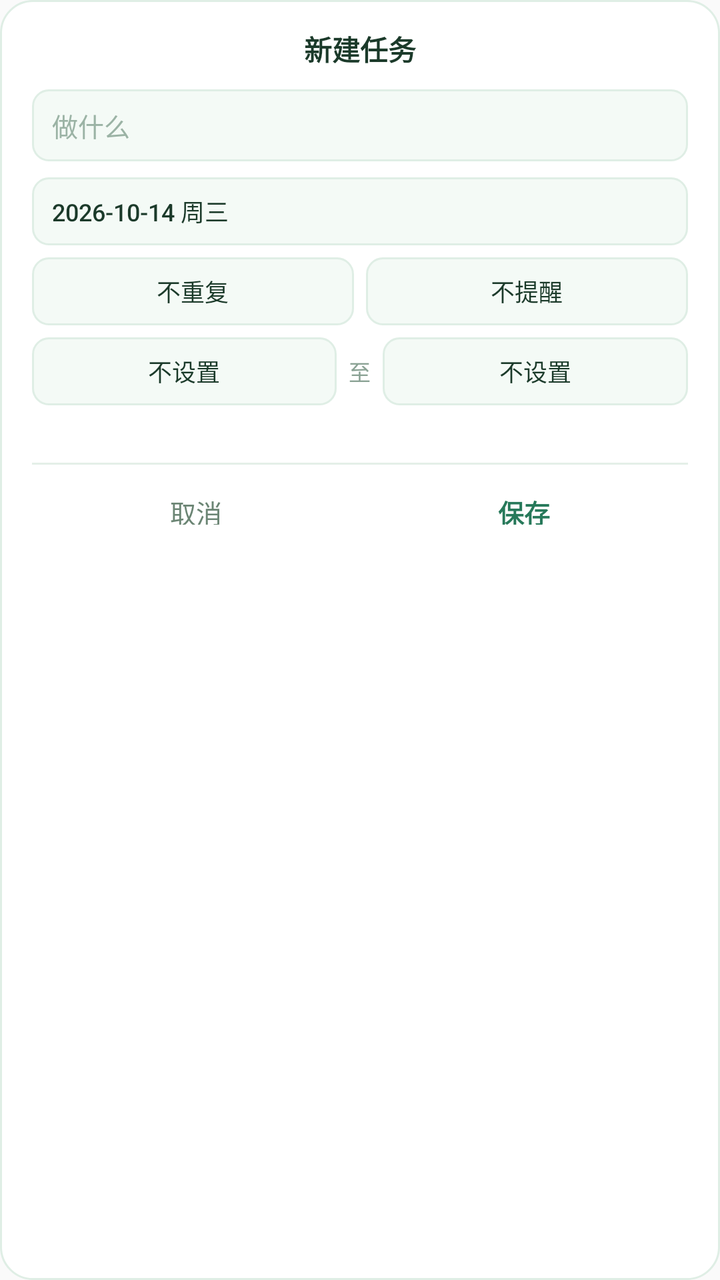
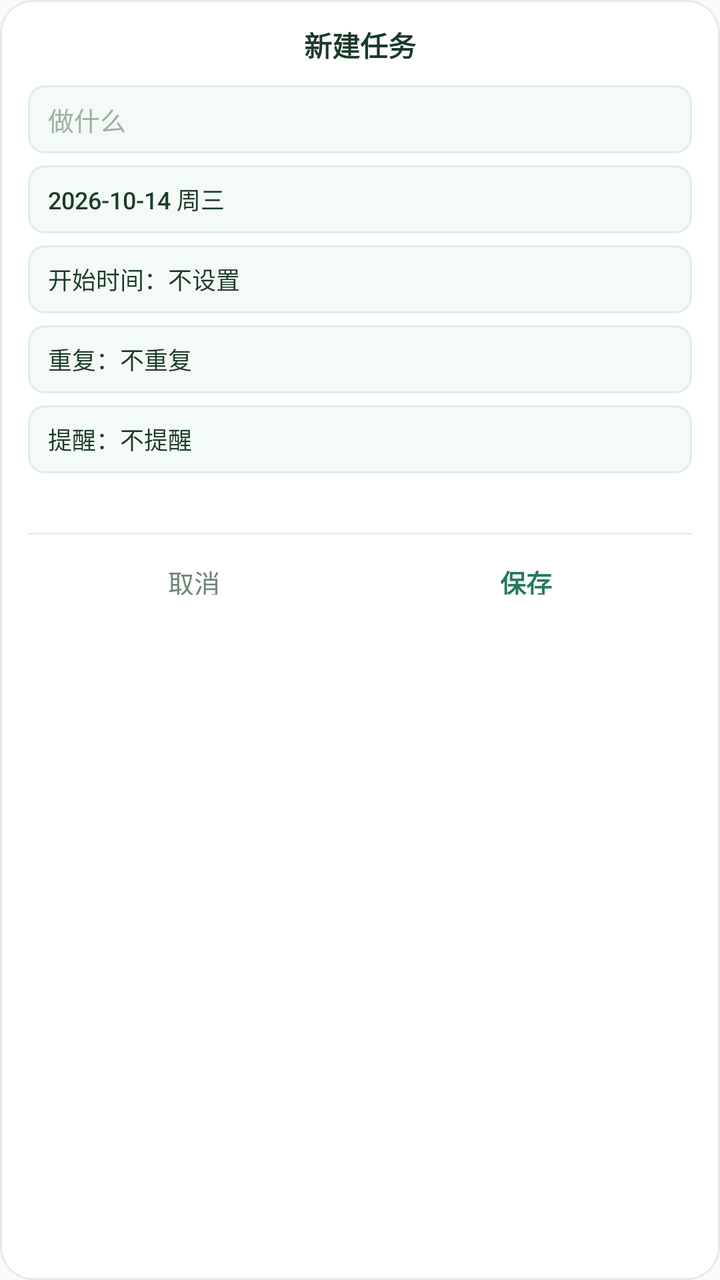

The first picture is an Android layout as it rendered before a commit; the second is the same layout after the commit. The layout source and the unified diff follow.
<!-- AndroidManifest.xml: application theme AppTheme -->
<!-- res/layout/dialog_create.xml -->
<?xml version="1.0" encoding="utf-8"?>
<LinearLayout xmlns:android="http://schemas.android.com/apk/res/android"
    android:layout_width="272dp"
    android:layout_height="wrap_content"
    android:background="@drawable/dialog_bg"
    android:orientation="vertical"
    android:paddingLeft="16dp"
    android:paddingTop="14dp"
    android:paddingRight="16dp"
    android:paddingBottom="14dp">

    <TextView
        android:layout_width="match_parent"
        android:layout_height="wrap_content"
        android:gravity="center"
        android:text="新建任务"
        android:textColor="#1B3A2A"
        android:textSize="14sp"
        android:textStyle="bold" />

    <EditText
        android:id="@+id/c_title"
        android:layout_width="match_parent"
        android:layout_height="36dp"
        android:layout_marginTop="10dp"
        android:background="@drawable/dialog_field"
        android:gravity="center_vertical"
        android:hint="做什么"
        android:inputType="text"
        android:paddingLeft="10dp"
        android:paddingRight="10dp"
        android:textColor="#1B3A2A"
        android:textColorHint="#9BB3A5"
        android:textSize="13sp" />

    
    <Button
        android:id="@+id/c_date"
        style="?android:attr/borderlessButtonStyle"
        android:layout_width="match_parent"
        android:layout_height="34dp"
        android:layout_marginTop="8dp"
        android:background="@drawable/dialog_field"
        android:gravity="center_vertical"
        android:minHeight="0dp"
        android:minWidth="0dp"
        android:paddingLeft="10dp"
        android:paddingRight="10dp"
        android:text="2026-10-14 周三"
        android:textColor="#1B3A2A"
        android:textSize="12sp" />

    
    <LinearLayout
        android:layout_width="match_parent"
        android:layout_height="34dp"
        android:layout_marginTop="6dp"
        android:orientation="horizontal">

        <Button
            android:id="@+id/c_repeat"
            style="?android:attr/borderlessButtonStyle"
            android:layout_width="0dp"
            android:layout_height="match_parent"
            android:layout_weight="1"
            android:background="@drawable/dialog_field"
            android:gravity="center"
            android:minHeight="0dp"
            android:minWidth="0dp"
            android:paddingLeft="6dp"
            android:paddingRight="6dp"
            android:text="不重复"
            android:textColor="#1B3A2A"
            android:textSize="12sp" />

        <Button
            android:id="@+id/c_remind"
            style="?android:attr/borderlessButtonStyle"
            android:layout_width="0dp"
            android:layout_height="match_parent"
            android:layout_weight="1"
            android:layout_marginLeft="6dp"
            android:background="@drawable/dialog_field"
            android:gravity="center"
            android:minHeight="0dp"
            android:minWidth="0dp"
            android:paddingLeft="6dp"
            android:paddingRight="6dp"
            android:text="不提醒"
            android:textColor="#1B3A2A"
            android:textSize="12sp" />
    </LinearLayout>

    
    <LinearLayout
        android:layout_width="match_parent"
        android:layout_height="34dp"
        android:layout_marginTop="6dp"
        android:orientation="horizontal">

        <Button
            android:id="@+id/c_start"
            style="?android:attr/borderlessButtonStyle"
            android:layout_width="0dp"
            android:layout_height="match_parent"
            android:layout_weight="1"
            android:background="@drawable/dialog_field"
            android:gravity="center"
            android:minHeight="0dp"
            android:minWidth="0dp"
            android:paddingLeft="6dp"
            android:paddingRight="6dp"
            android:text="不设置"
            android:textColor="#1B3A2A"
            android:textSize="12sp" />

        <TextView
            android:layout_width="wrap_content"
            android:layout_height="match_parent"
            android:layout_marginLeft="6dp"
            android:layout_marginRight="6dp"
            android:gravity="center"
            android:text="至"
            android:textColor="#8AA294"
            android:textSize="11sp" />

        <Button
            android:id="@+id/c_end"
            style="?android:attr/borderlessButtonStyle"
            android:layout_width="0dp"
            android:layout_height="match_parent"
            android:layout_weight="1"
            android:background="@drawable/dialog_field"
            android:gravity="center"
            android:minHeight="0dp"
            android:minWidth="0dp"
            android:paddingLeft="6dp"
            android:paddingRight="6dp"
            android:text="不设置"
            android:textColor="#1B3A2A"
            android:textSize="12sp" />
    </LinearLayout>

    <TextView
        android:id="@+id/c_durhint"
        android:layout_width="match_parent"
        android:layout_height="wrap_content"
        android:layout_marginTop="5dp"
        android:textColor="#8AA294"
        android:textSize="10sp" />

    <View
        android:layout_width="match_parent"
        android:layout_height="1dp"
        android:layout_marginTop="10dp"
        android:background="#E4EFE8" />

    <LinearLayout
        android:layout_width="match_parent"
        android:layout_height="36dp"
        android:layout_marginTop="4dp"
        android:orientation="horizontal">

        <Button
            android:id="@+id/c_cancel"
            style="?android:attr/borderlessButtonStyle"
            android:layout_width="0dp"
            android:layout_height="match_parent"
            android:layout_weight="1"
            android:minHeight="0dp"
            android:minWidth="0dp"
            android:text="取消"
            android:textColor="#6B8574"
            android:textSize="13sp" />

        <Button
            android:id="@+id/c_save"
            style="?android:attr/borderlessButtonStyle"
            android:layout_width="0dp"
            android:layout_height="match_parent"
            android:layout_weight="1"
            android:minHeight="0dp"
            android:minWidth="0dp"
            android:text="保存"
            android:textColor="#27795A"
            android:textSize="13sp"
            android:textStyle="bold" />
    </LinearLayout>
</LinearLayout>
<!-- resources referenced by this layout -->
<resources>
  <!-- drawable dialog_bg (drawable) -->
  <?xml version="1.0" encoding="utf-8"?>
  <shape xmlns:android="http://schemas.android.com/apk/res/android"
      android:shape="rectangle">
      <solid android:color="#FFFFFF" />
      <corners android:radius="16dp" />
      <stroke android:width="1dp" android:color="#DFEEE5" />
  </shape>
  <!-- drawable dialog_field (drawable) -->
  <?xml version="1.0" encoding="utf-8"?>
  <shape xmlns:android="http://schemas.android.com/apk/res/android"
      android:shape="rectangle">
      <solid android:color="@color/dialogField" />
      <corners android:radius="8dp" />
      <stroke
          android:width="1dp"
          android:color="#DFEEE5" />
  </shape>
  <style name="AppTheme" parent="Theme.AppCompat.Light.DarkActionBar">
          
          <item name="colorPrimary">@color/colorPrimary</item>
          <item name="colorPrimaryDark">@color/colorPrimaryDark</item>
          <item name="colorAccent">@color/colorAccent</item>
      </style>
  <color name="dialogField">#F4FAF6</color>
</resources>

<!-- the commit's change to res/layout/dialog_create.xml (unified diff, before → after) -->
@@ -1,13 +1,13 @@
 <?xml version="1.0" encoding="utf-8"?>
 <LinearLayout xmlns:android="http://schemas.android.com/apk/res/android"
-    android:layout_width="272dp"
+    android:layout_width="252dp"
     android:layout_height="wrap_content"
     android:background="@drawable/dialog_bg"
     android:orientation="vertical"
-    android:paddingLeft="16dp"
-    android:paddingTop="14dp"
-    android:paddingRight="16dp"
-    android:paddingBottom="14dp">
+    android:paddingLeft="14dp"
+    android:paddingTop="12dp"
+    android:paddingRight="14dp"
+    android:paddingBottom="12dp">
 
     <TextView
         android:layout_width="match_parent"
@@ -18,10 +18,11 @@
         android:textSize="14sp"
         android:textStyle="bold" />
 
+    
     <EditText
         android:id="@+id/c_title"
         android:layout_width="match_parent"
-        android:layout_height="36dp"
+        android:layout_height="34dp"
         android:layout_marginTop="10dp"
         android:background="@drawable/dialog_field"
         android:gravity="center_vertical"
@@ -39,7 +40,7 @@
         style="?android:attr/borderlessButtonStyle"
         android:layout_width="match_parent"
         android:layout_height="34dp"
-        android:layout_marginTop="8dp"
+        android:layout_marginTop="6dp"
         android:background="@drawable/dialog_field"
         android:gravity="center_vertical"
         android:minHeight="0dp"
@@ -51,101 +52,62 @@
         android:textSize="12sp" />
 
     
-    <LinearLayout
+    <Button
+        android:id="@+id/c_start"
+        style="?android:attr/borderlessButtonStyle"
         android:layout_width="match_parent"
         android:layout_height="34dp"
         android:layout_marginTop="6dp"
-        android:orientation="horizontal">
-
-        <Button
-            android:id="@+id/c_repeat"
-            style="?android:attr/borderlessButtonStyle"
-            android:layout_width="0dp"
-            android:layout_height="match_parent"
-            android:layout_weight="1"
-            android:background="@drawable/dialog_field"
-            android:gravity="center"
-            android:minHeight="0dp"
-            android:minWidth="0dp"
-            android:paddingLeft="6dp"
-            android:paddingRight="6dp"
-            android:text="不重复"
-            android:textColor="#1B3A2A"
-            android:textSize="12sp" />
-
-        <Button
-            android:id="@+id/c_remind"
-            style="?android:attr/borderlessButtonStyle"
-            android:layout_width="0dp"
-            android:layout_height="match_parent"
-            android:layout_weight="1"
-            android:layout_marginLeft="6dp"
-            android:background="@drawable/dialog_field"
-            android:gravity="center"
-            android:minHeight="0dp"
-            android:minWidth="0dp"
-            android:paddingLeft="6dp"
-            android:paddingRight="6dp"
-            android:text="不提醒"
-            android:textColor="#1B3A2A"
-            android:textSize="12sp" />
-    </LinearLayout>
+        android:background="@drawable/dialog_field"
+        android:gravity="center_vertical"
+        android:minHeight="0dp"
+        android:minWidth="0dp"
+        android:paddingLeft="10dp"
+        android:paddingRight="10dp"
+        android:text="开始时间：不设置"
+        android:textColor="#1B3A2A"
+        android:textSize="12sp" />
 
     
-    <LinearLayout
+    <Button
+        android:id="@+id/c_repeat"
+        style="?android:attr/borderlessButtonStyle"
         android:layout_width="match_parent"
         android:layout_height="34dp"
         android:layout_marginTop="6dp"
-        android:orientation="horizontal">
+        android:background="@drawable/dialog_field"
+        android:gravity="center_vertical"
+        android:minHeight="0dp"
+        android:minWidth="0dp"
+        android:paddingLeft="10dp"
+        android:paddingRight="10dp"
+        android:text="重复：不重复"
+        android:textColor="#1B3A2A"
+        android:textSize="12sp" />
 
-        <Button
-            android:id="@+id/c_start"
-            style="?android:attr/borderlessButtonStyle"
-            android:layout_width="0dp"
-            android:layout_height="match_parent"
-            android:layout_weight="1"
-            android:background="@drawable/dialog_field"
-            android:gravity="center"
-            android:minHeight="0dp"
-            android:minWidth="0dp"
-            android:paddingLeft="6dp"
-            android:paddingRight="6dp"
-            android:text="不设置"
-            android:textColor="#1B3A2A"
-            android:textSize="12sp" />
-
-        <TextView
-            android:layout_width="wrap_content"
-            android:layout_height="match_parent"
-            android:layout_marginLeft="6dp"
-            android:layout_marginRight="6dp"
-            android:gravity="center"
-            android:text="至"
-            android:textColor="#8AA294"
-            android:textSize="11sp" />
-
-        <Button
-            android:id="@+id/c_end"
-            style="?android:attr/borderlessButtonStyle"
-            android:layout_width="0dp"
-            android:layout_height="match_parent"
-            android:layout_weight="1"
-            android:background="@drawable/dialog_field"
-            android:gravity="center"
-            android:minHeight="0dp"
-            android:minWidth="0dp"
-            android:paddingLeft="6dp"
-            android:paddingRight="6dp"
-            android:text="不设置"
-            android:textColor="#1B3A2A"
-            android:textSize="12sp" />
-    </LinearLayout>
+    
+    <Button
+        android:id="@+id/c_remind"
+        style="?android:attr/borderlessButtonStyle"
+        android:layout_width="match_parent"
+        android:layout_height="34dp"
+        android:layout_marginTop="6dp"
+        android:background="@drawable/dialog_field"
+        android:gravity="center_vertical"
+        android:minHeight="0dp"
+        android:minWidth="0dp"
+        android:paddingLeft="10dp"
+        android:paddingRight="10dp"
+        android:text="提醒：不提醒"
+        android:textColor="#1B3A2A"
+        android:textSize="12sp" />
 
     <TextView
         android:id="@+id/c_durhint"
         android:layout_width="match_parent"
         android:layout_height="wrap_content"
-        android:layout_marginTop="5dp"
+        android:layout_marginTop="6dp"
+        android:gravity="center"
         android:textColor="#8AA294"
         android:textSize="10sp" />
 
